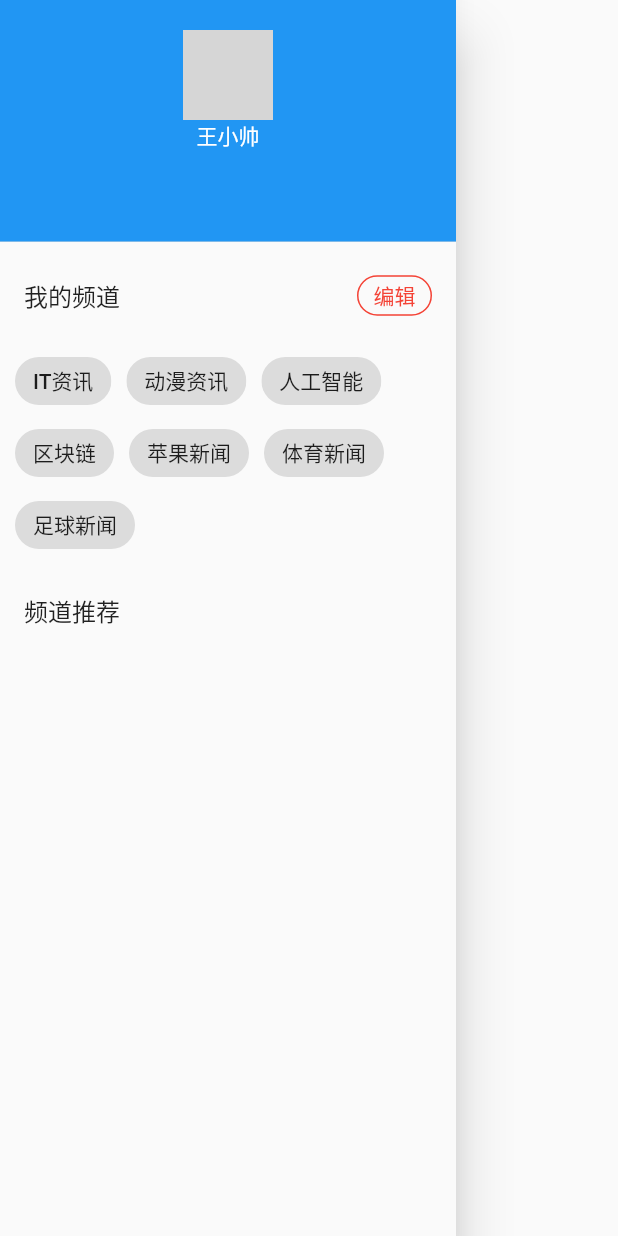
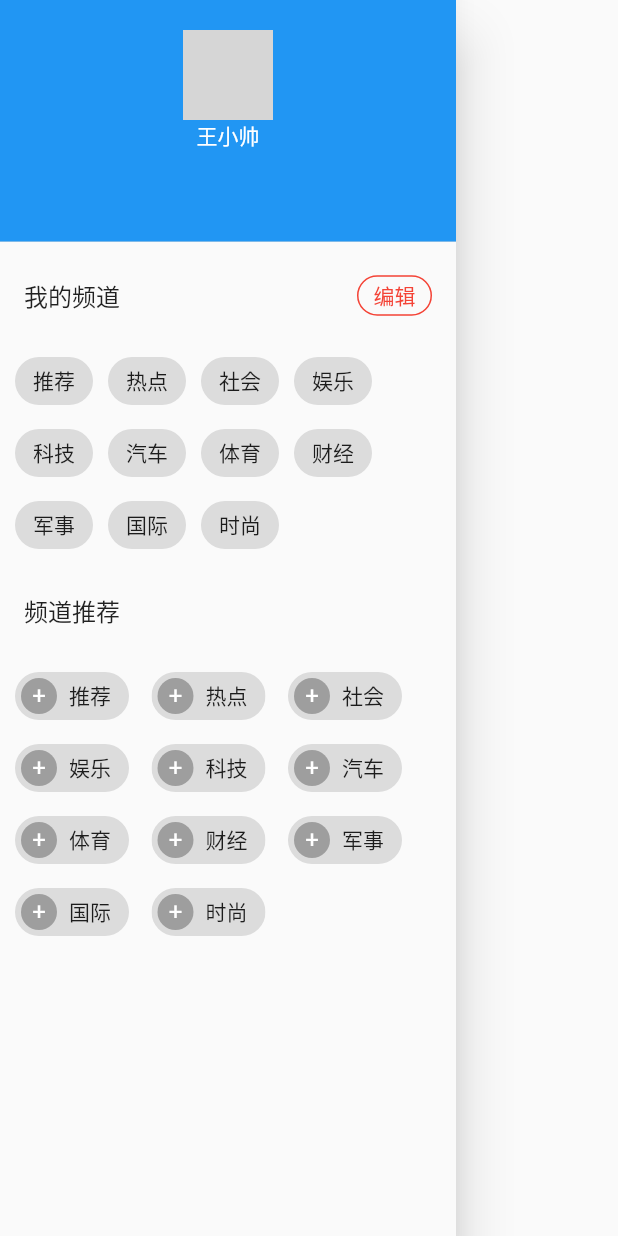
Before and after one commit to IT-wangliang/Flutter_App, a Flutter app: the DrawerList widget shown alone on an empty page, opened directly, on a phone screen of 412 x 824 dp. Run offline on Flutter 3.47's test engine with Material 2 defaults, Android fonts, the phone set to English and light mode, and no system bars; our stand-ins replace dio, flutter_html, shared_preferences, timeago; accounts and stored records are empty; network calls fail; grey boxes are pictures that could not be loaded.

Commit message:
新闻接口替换为头条

```diff
--- a/lib/news/drawerList.dart
+++ b/lib/news/drawerList.dart
@@ -1,5 +1,4 @@
 import 'package:flutter/material.dart';
-import 'package:flutter_app/module/pub.dart';
 
 class DrawerList extends StatefulWidget {
   @override
@@ -15,36 +14,51 @@ class _DrawerListState extends State<DrawerList> {
     // 数据持久化
     setState(() {
       _userChannel = [
-        {"name": "IT资讯", "nameid": "it"},
-        {"name": "动漫资讯", "nameid": "dongman"},
-        {"name": "人工智能", "nameid": "ai"},
-        {"name": "区块链", "nameid": "blockchain"},
-        {"name": "苹果新闻", "nameid": "apple"},
-        {"name": "体育新闻", "nameid": "tiyu"},
-        {"name": "足球新闻", "nameid": "football"},
+        {'name': '推荐', 'nameid': '__all__'},
+        {'name': '热点', 'nameid': 'news_hot'},
+        {'name': '社会', 'nameid': 'news_society'},
+        {'name': '娱乐', 'nameid': 'news_entertainment'},
+        {'name': '科技', 'nameid': 'news_tech'},
+        {'name': '汽车', 'nameid': 'news_car'},
+        {'name': '体育', 'nameid': 'news_sports'},
+        {'name': '财经', 'nameid': 'news_finance'},
+        {'name': '军事', 'nameid': 'news_military'},
+        {'name': '国际', 'nameid': 'news_world'},
+        {'name': '时尚', 'nameid': 'news_fashion'},
       ];
     });
   }
 
   // 获取所有频道
   _getAllChannerl() async {
-    var url =
-        'http://api.tianapi.com/channellist?key=ff0326cdc30c19360a682727a275e4eb';
-    var data = await PubModale.httpRequest('get', url);
     setState(() {
-      _allChannel = data.data['newslist'];
+      _allChannel = [
+        {'name': '推荐', 'nameid': '__all__'},
+        {'name': '热点', 'nameid': 'news_hot'},
+        {'name': '社会', 'nameid': 'news_society'},
+        {'name': '娱乐', 'nameid': 'news_entertainment'},
+        {'name': '科技', 'nameid': 'news_tech'},
+        {'name': '汽车', 'nameid': 'news_car'},
+        {'name': '体育', 'nameid': 'news_sports'},
+        {'name': '财经', 'nameid': 'news_finance'},
+        {'name': '军事', 'nameid': 'news_military'},
+        {'name': '国际', 'nameid': 'news_world'},
+        {'name': '时尚', 'nameid': 'news_fashion'},
+      ];
     });
   }
 
-  // 获取用户信息
-  _getUserInfo() {}
+  //
+  _saveChannel() async {
+    // SharedPreferences prefs = await SharedPreferences.getInstance();
+    // await prefs.setStringList('channel', _userChannel);
+  }
 
   @override
   void initState() {
     super.initState();
     _getUserChannel();
     _getAllChannerl();
-    _getUserInfo();
   }
 
   @override
@@ -98,6 +112,10 @@ class _DrawerListState extends State<DrawerList> {
                 onTap: () {
                   setState(() {
                     isEdit = !isEdit;
+                    print(isEdit);
+                    if (!isEdit) {
+                      _saveChannel();
+                    }
                   });
                 },
                 child: Text(
@@ -155,6 +173,7 @@ class _DrawerListState extends State<DrawerList> {
                   label: Text(val['name']),
                   onSelected: (status) {
                     setState(() {
+                      isEdit = true;
                       _allChannel.remove(val);
                       _userChannel.add(val);
                     });
--- a/lib/news/news.dart
+++ b/lib/news/news.dart
@@ -14,19 +14,17 @@ class _NewsState extends State<News> {
   _getChannels() async {
     setState(() {
       channels = [
-        {"name": "IT资讯", "nameid": "it"},
-        {"name": "动漫资讯", "nameid": "dongman"},
-        {"name": "人工智能", "nameid": "ai"},
-        {"name": "区块链", "nameid": "blockchain"},
-        {"name": "苹果新闻", "nameid": "apple"},
-        {"name": "体育新闻", "nameid": "tiyu"},
-        {"name": "足球新闻", "nameid": "football"},
-        {"name": "NBA新闻", "nameid": "nba"},
-        {"name": "CBA新闻", "nameid": "cba"},
-        {"name": "娱乐新闻", "nameid": "huabian"},
-        {"name": "社会新闻", "nameid": "social"},
-        {"name": "国际新闻", "nameid": "world"},
-        {"name": "国内新闻", "nameid": "guonei"},
+        {'name': '推荐', 'nameid': '__all__'},
+        {'name': '热点', 'nameid': 'news_hot'},
+        {'name': '社会', 'nameid': 'news_society'},
+        {'name': '娱乐', 'nameid': 'news_entertainment'},
+        {'name': '科技', 'nameid': 'news_tech'},
+        {'name': '汽车', 'nameid': 'news_car'},
+        {'name': '体育', 'nameid': 'news_sports'},
+        {'name': '财经', 'nameid': 'news_finance'},
+        {'name': '军事', 'nameid': 'news_military'},
+        {'name': '国际', 'nameid': 'news_world'},
+        {'name': '时尚', 'nameid': 'news_fashion'},
       ];
     });
   }
```
Also changed, not shown: lib/detail/detail.dart (+11 -8 lines), lib/news/model/article.dart (+8 -8 lines), lib/news/tabBarContent.dart (+47 -54 lines).
